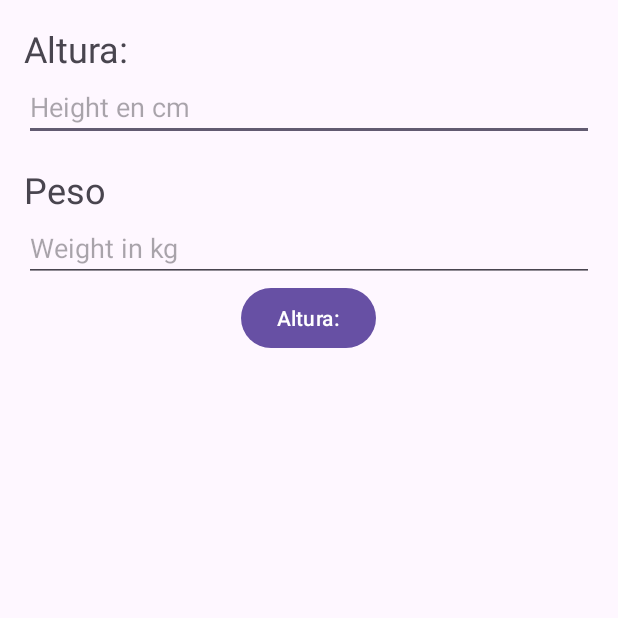
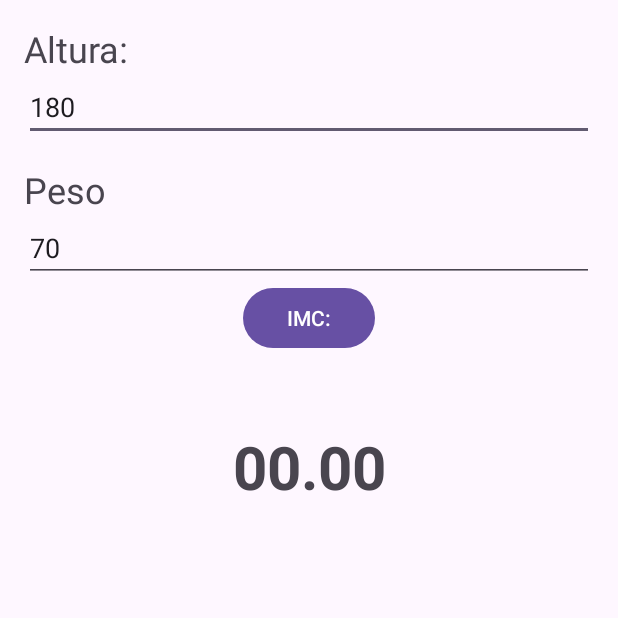
Before and after one commit to EliaJade/BMICalculator, an Android app: the screen it shows after launch (MainActivity), on a phone screen of 412 x 824 dp, the top half of it. Run offline under Robolectric (Android 15) with nearby library versions, the phone set to English and light mode, and no system bars.

Commit message:
First concept of the app

```diff
--- a/app/src/main/java/com/example/bmicalculator/MainActivity.kt
+++ b/app/src/main/java/com/example/bmicalculator/MainActivity.kt
@@ -3,16 +3,19 @@ package com.example.bmicalculator
 import android.os.Bundle
 import android.widget.Button
 import android.widget.EditText
+import android.widget.TextView
 import androidx.activity.enableEdgeToEdge
 import androidx.appcompat.app.AppCompatActivity
 import androidx.core.view.ViewCompat
 import androidx.core.view.WindowInsetsCompat
+import kotlin.math.pow
 
 class MainActivity : AppCompatActivity() {
 
     lateinit var heightEditText: EditText
     lateinit var  weightEditText: EditText
     lateinit var calculatorButton: Button
+    lateinit var resultTextView: TextView
 
     override fun onCreate(savedInstanceState: Bundle?) {
         super.onCreate(savedInstanceState)
@@ -29,10 +32,19 @@ class MainActivity : AppCompatActivity() {
         heightEditText = findViewById(R.id.heightEditText)
         weightEditText = findViewById(R.id.weightEditText)
         calculatorButton = findViewById(R.id.calculateButton)
+        resultTextView = findViewById(R.id.resultTextView)
+
+        heightEditText.setText("180")
+        weightEditText.setText("70")
 
         calculatorButton.setOnClickListener {
-            println("Altura: " + heightEditText.text.toString())
-            println("Peso: " + heightEditText.text.toString())
+            val height = heightEditText.text.toString().toFloat()
+            val weight = weightEditText.text.toString().toFloat()
+
+            val result = weight / (height / 100).pow(2)
+
+
+            resultTextView.text = "$result"
         }
     }
 }
--- a/app/src/main/res/layout/activity_main.xml
+++ b/app/src/main/res/layout/activity_main.xml
@@ -5,8 +5,8 @@
     android:id="@+id/main"
     android:layout_width="match_parent"
     android:layout_height="match_parent"
-    tools:context=".MainActivity"
-    android:orientation="vertical">
+    android:orientation="vertical"
+    tools:context=".MainActivity">
 
     <LinearLayout
         android:layout_width="match_parent"
@@ -18,35 +18,45 @@
             android:layout_width="wrap_content"
             android:layout_height="wrap_content"
             android:text="Altura:"
-            android:textSize="24sp"/>
+            android:textSize="24sp" />
 
         <EditText
             android:id="@+id/heightEditText"
             android:layout_width="match_parent"
             android:layout_height="wrap_content"
             android:hint="Height en cm"
-            android:inputType="number"/>
+            android:inputType="number" />
 
         <TextView
             android:layout_width="match_parent"
             android:layout_height="wrap_content"
+            android:layout_marginTop="16dp"
             android:text="Peso"
-            android:textSize="24sp"
-            android:layout_marginTop="16dp"/>
+            android:textSize="24sp" />
 
         <EditText
             android:id="@+id/weightEditText"
             android:layout_width="match_parent"
             android:layout_height="wrap_content"
             android:hint="Weight in kg"
-            android:inputType="numberDecimal"/>
+            android:inputType="numberDecimal" />
 
         <Button
             android:id="@+id/calculateButton"
             android:layout_width="wrap_content"
             android:layout_height="wrap_content"
-            android:text="Altura:"
-            android:layout_gravity="center_horizontal"/>
+            android:layout_gravity="center_horizontal"
+            android:text="IMC:" />
+
+        <TextView
+            android:id="@+id/resultTextView"
+            android:layout_width="match_parent"
+            android:layout_height="wrap_content"
+            android:layout_marginTop="48dp"
+            android:text="00.00"
+            android:textAlignment="center"
+            android:textSize="40sp"
+            android:textStyle="bold" />
 
 
     </LinearLayout>
```
